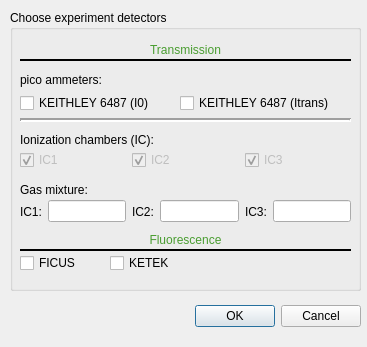
Qt form ui/detectors.ui (SESAME-Synchrotron/HESEBScanTool) before a commit.
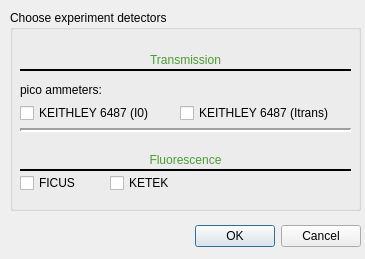
The same form after that commit.

The edit to the form file:
```diff
--- a/ui/detectors.ui
+++ b/ui/detectors.ui
@@ -6,8 +6,8 @@
    <rect>
     <x>0</x>
     <y>0</y>
-    <width>367</width>
-    <height>347</height>
+    <width>365</width>
+    <height>259</height>
    </rect>
   </property>
   <property name="windowTitle">
@@ -17,7 +17,7 @@
    <property name="geometry">
     <rect>
      <x>190</x>
-     <y>300</y>
+     <y>220</y>
      <width>171</width>
      <height>32</height>
     </rect>
@@ -35,7 +35,7 @@
      <x>10</x>
      <y>10</y>
      <width>351</width>
-     <height>281</height>
+     <height>201</height>
     </rect>
    </property>
    <property name="font">
@@ -47,24 +47,11 @@
    <property name="title">
     <string>Choose experiment detectors </string>
    </property>
-   <widget class="QLabel" name="label">
-    <property name="geometry">
-     <rect>
-      <x>10</x>
-      <y>120</y>
-      <width>161</width>
-      <height>20</height>
-     </rect>
-    </property>
-    <property name="text">
-     <string>Ionization chambers (IC):</string>
-    </property>
-   </widget>
    <widget class="QCheckBox" name="FICUS">
     <property name="geometry">
      <rect>
       <x>10</x>
-      <y>240</y>
+      <y>160</y>
       <width>61</width>
       <height>26</height>
      </rect>
@@ -83,7 +70,7 @@
     <property name="geometry">
      <rect>
       <x>100</x>
-      <y>240</y>
+      <y>160</y>
       <width>61</width>
       <height>26</height>
      </rect>
@@ -95,30 +82,11 @@
      <bool>false</bool>
     </property>
    </widget>
-   <widget class="QLabel" name="label_2">
-    <property name="geometry">
-     <rect>
-      <x>10</x>
-      <y>170</y>
-      <width>101</width>
-      <height>20</height>
-     </rect>
-    </property>
-    <property name="minimumSize">
-     <size>
-      <width>0</width>
-      <height>20</height>
-     </size>
-    </property>
-    <property name="text">
-     <string>Gas mixture:</string>
-    </property>
-   </widget>
    <widget class="Line" name="line">
     <property name="geometry">
      <rect>
       <x>10</x>
-      <y>230</y>
+      <y>150</y>
       <width>331</width>
       <height>20</height>
      </rect>
@@ -145,7 +113,7 @@
     <property name="geometry">
      <rect>
       <x>0</x>
-      <y>30</y>
+      <y>40</y>
       <width>351</width>
       <height>20</height>
      </rect>
@@ -161,7 +129,7 @@
     <property name="geometry">
      <rect>
       <x>0</x>
-      <y>220</y>
+      <y>140</y>
       <width>351</width>
       <height>20</height>
      </rect>
@@ -177,7 +145,7 @@
     <property name="geometry">
      <rect>
       <x>10</x>
-      <y>40</y>
+      <y>50</y>
       <width>331</width>
       <height>20</height>
      </rect>
@@ -200,152 +168,11 @@
      <enum>Qt::Horizontal</enum>
     </property>
    </widget>
-   <widget class="QWidget" name="layoutWidget">
-    <property name="geometry">
-     <rect>
-      <x>10</x>
-      <y>190</y>
-      <width>331</width>
-      <height>23</height>
-     </rect>
-    </property>
-    <layout class="QHBoxLayout" name="horizontalLayout">
-     <item>
-      <widget class="QLabel" name="label_IC1gas">
-       <property name="minimumSize">
-        <size>
-         <width>0</width>
-         <height>20</height>
-        </size>
-       </property>
-       <property name="text">
-        <string>IC1:</string>
-       </property>
-      </widget>
-     </item>
-     <item>
-      <widget class="QLineEdit" name="IC1GasMix">
-       <property name="minimumSize">
-        <size>
-         <width>0</width>
-         <height>21</height>
-        </size>
-       </property>
-       <property name="frame">
-        <bool>true</bool>
-       </property>
-      </widget>
-     </item>
-     <item>
-      <widget class="QLabel" name="label_IC2gas">
-       <property name="minimumSize">
-        <size>
-         <width>0</width>
-         <height>20</height>
-        </size>
-       </property>
-       <property name="text">
-        <string>IC2:</string>
-       </property>
-      </widget>
-     </item>
-     <item>
-      <widget class="QLineEdit" name="IC2GasMix">
-       <property name="minimumSize">
-        <size>
-         <width>0</width>
-         <height>21</height>
-        </size>
-       </property>
-       <property name="frame">
-        <bool>true</bool>
-       </property>
-      </widget>
-     </item>
-     <item>
-      <widget class="QLabel" name="label_IC3gas">
-       <property name="minimumSize">
-        <size>
-         <width>0</width>
-         <height>20</height>
-        </size>
-       </property>
-       <property name="text">
-        <string>IC3:</string>
-       </property>
-      </widget>
-     </item>
-     <item>
-      <widget class="QLineEdit" name="IC3GasMix">
-       <property name="minimumSize">
-        <size>
-         <width>0</width>
-         <height>21</height>
-        </size>
-       </property>
-       <property name="frame">
-        <bool>true</bool>
-       </property>
-      </widget>
-     </item>
-    </layout>
-   </widget>
-   <widget class="QWidget" name="layoutWidget">
-    <property name="geometry">
-     <rect>
-      <x>10</x>
-      <y>140</y>
-      <width>331</width>
-      <height>20</height>
-     </rect>
-    </property>
-    <layout class="QHBoxLayout" name="horizontalLayout_2">
-     <item>
-      <widget class="QCheckBox" name="IC1">
-       <property name="enabled">
-        <bool>false</bool>
-       </property>
-       <property name="text">
-        <string>IC1</string>
-       </property>
-       <property name="checked">
-        <bool>true</bool>
-       </property>
-      </widget>
-     </item>
-     <item>
-      <widget class="QCheckBox" name="IC2">
-       <property name="enabled">
-        <bool>false</bool>
-       </property>
-       <property name="text">
-        <string>IC2</string>
-       </property>
-       <property name="checked">
-        <bool>true</bool>
-       </property>
-      </widget>
-     </item>
-     <item>
-      <widget class="QCheckBox" name="IC3">
-       <property name="enabled">
-        <bool>false</bool>
-       </property>
-       <property name="text">
-        <string>IC3</string>
-       </property>
-       <property name="checked">
-        <bool>true</bool>
-       </property>
-      </widget>
-     </item>
-    </layout>
-   </widget>
    <widget class="QLabel" name="label_5">
     <property name="geometry">
      <rect>
       <x>10</x>
-      <y>60</y>
+      <y>70</y>
       <width>161</width>
       <height>20</height>
      </rect>
@@ -358,7 +185,7 @@
     <property name="geometry">
      <rect>
       <x>10</x>
-      <y>80</y>
+      <y>90</y>
       <width>151</width>
       <height>26</height>
      </rect>
@@ -374,7 +201,7 @@
     <property name="geometry">
      <rect>
       <x>170</x>
-      <y>80</y>
+      <y>90</y>
       <width>181</width>
       <height>26</height>
      </rect>
@@ -393,7 +220,7 @@
     <property name="geometry">
      <rect>
       <x>10</x>
-      <y>100</y>
+      <y>110</y>
       <width>331</width>
       <height>20</height>
      </rect>
```
Left out of the diff: 6 changed lines with no effect on the pictures.
